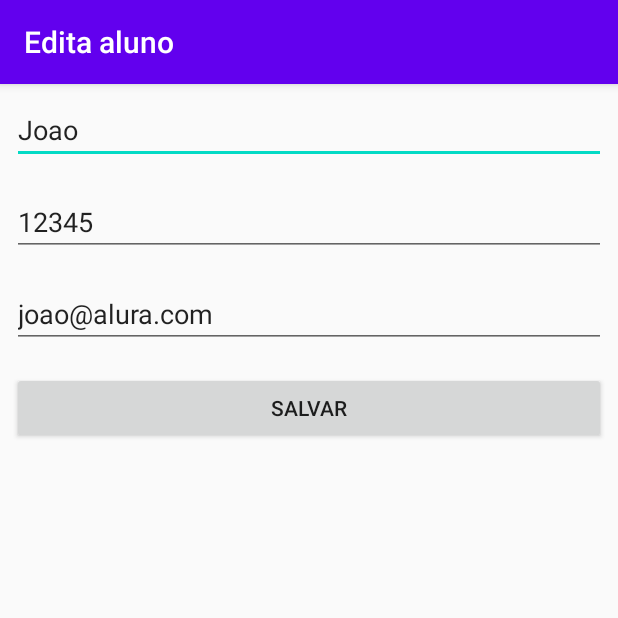
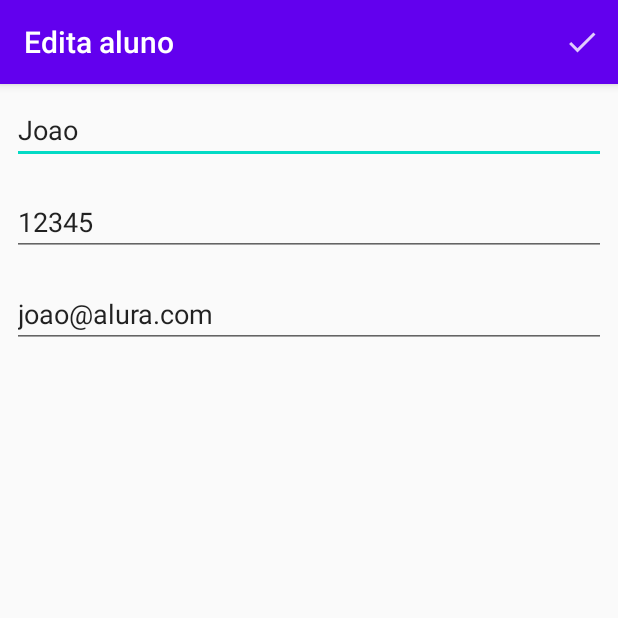
Before and after one commit to joaomrn/Android-Agenda, an Android app: the screen it shows after launch (FormularioAlunoActivity), after a tap on an icon or button, on a phone screen of 412 x 824 dp, the top half of it. Run offline under Robolectric (Android 15) with nearby library versions, the phone set to English and light mode, and no system bars.

Commit message:
Adicionado menu com icone para salvar formulario.

```diff
--- a/Agenda/app/src/main/java/br/com/alura/agenda/ui/activity/FormularioAlunoActivity.java
+++ b/Agenda/app/src/main/java/br/com/alura/agenda/ui/activity/FormularioAlunoActivity.java
@@ -2,9 +2,13 @@ package br.com.alura.agenda.ui.activity;
 
 import android.content.Intent;
 import android.os.Bundle;
+import android.view.Menu;
+import android.view.MenuItem;
 import android.view.View;
 import android.widget.Button;
 import android.widget.EditText;
+
+import androidx.annotation.NonNull;
 import androidx.appcompat.app.AppCompatActivity;
 import br.com.alura.agenda.R;
 import br.com.alura.agenda.dao.AlunoDAO;
@@ -26,8 +30,22 @@ public class FormularioAlunoActivity extends AppCompatActivity {
         super.onCreate(savedInstanceState);
         setContentView(R.layout.activity_formulario_aluno);
         InicializacaoDosCampos();
-        configuraBotaoSalvar();
         carregaAluno();
+    }
+
+    @Override
+    public boolean onCreateOptionsMenu(Menu menu) {
+        getMenuInflater().inflate(R.menu.activity_formulario_aluno_menu, menu);
+        return super.onCreateOptionsMenu(menu);
+    }
+
+    @Override
+    public boolean onOptionsItemSelected(@NonNull MenuItem item) {
+        int itemId = item.getItemId();
+        if (itemId == R.id.activity_formulario_aluno_menu_salvar) {
+            finalizaFormulario();
+        }
+        return super.onOptionsItemSelected(item);
     }
 
     private void carregaAluno() {
@@ -46,16 +64,6 @@ public class FormularioAlunoActivity extends AppCompatActivity {
         campoNome.setText(aluno.getNome());
         campoTelefone.setText(aluno.getTelefone());
         campoEmail.setText(aluno.getEmail());
-    }
-
-    private void configuraBotaoSalvar() {
-        Button botaoSalvar = findViewById(R.id.activity_formulario_aluno_botao_salvar);
-        botaoSalvar.setOnClickListener(new View.OnClickListener() {
-            @Override
-            public void onClick(View view) {
-                finalizaFormulario();
-            }
-        });
     }
 
     private void finalizaFormulario() {
--- a/Agenda/app/src/main/java/br/com/alura/agenda/ui/activity/ListaAlunosActivity.java
+++ b/Agenda/app/src/main/java/br/com/alura/agenda/ui/activity/ListaAlunosActivity.java
@@ -32,6 +32,7 @@ public class ListaAlunosActivity extends AppCompatActivity {
         setTitle(TITULO_APPBAR);
         configuraFabNovoAluno();
         configuraLista();
+
         dao.salvar(new Aluno("Joao", "12345", "joao@alura.com"));
         dao.salvar(new Aluno("Fran", "54321", "fran@alura.com"));
     }
--- /dev/null
+++ b/Agenda/app/src/main/res/drawable-anydpi/ic_action_salvar_aluno.xml
@@ -0,0 +1,11 @@
+<vector xmlns:android="http://schemas.android.com/apk/res/android"
+    android:width="24dp"
+    android:height="24dp"
+    android:viewportWidth="24"
+    android:viewportHeight="24"
+    android:tint="#FFFFFF"
+    android:alpha="0.8">
+    <path
+        android:fillColor="#FF000000"
+        android:pathData="M9,16.2L4.8,12l-1.4,1.4L9,19 21,7l-1.4,-1.4L9,16.2z"/>
+</vector>
--- a/Agenda/app/src/main/res/layout/activity_formulario_aluno.xml
+++ b/Agenda/app/src/main/res/layout/activity_formulario_aluno.xml
@@ -1,8 +1,13 @@
 <?xml version="1.0" encoding="utf-8"?>
-<LinearLayout xmlns:android="http://schemas.android.com/apk/res/android"
+<ScrollView xmlns:android="http://schemas.android.com/apk/res/android"
+    android:layout_width="match_parent"
+    android:layout_height="wrap_content">
+
+<LinearLayout
     android:layout_width="match_parent"
     android:layout_height="match_parent"
     android:orientation="vertical">
+
 
     <EditText android:id="@+id/activity_formulario_aluno_nome"
         android:layout_width="match_parent"
@@ -25,10 +30,7 @@
         android:inputType="textEmailAddress"
         android:layout_height="wrap_content" />
 
-    <Button android:id="@+id/activity_formulario_aluno_botao_salvar"
-        android:layout_width="match_parent"
-        android:layout_margin="8dp"
-        android:text="Salvar"
-        android:layout_height="wrap_content" />
+</LinearLayout>
 
-</LinearLayout>
+
+</ScrollView>
--- /dev/null
+++ b/Agenda/app/src/main/res/menu/activity_formulario_aluno_menu.xml
@@ -0,0 +1,10 @@
+<?xml version="1.0" encoding="utf-8"?>
+<menu xmlns:android="http://schemas.android.com/apk/res/android"
+    xmlns:app="http://schemas.android.com/apk/res-auto">
+
+    <item android:id="@+id/activity_formulario_aluno_menu_salvar"
+        app:showAsAction="always"
+        android:icon="@drawable/ic_action_salvar_aluno"
+        android:title="Salvar o aluno" />
+
+</menu>
--- a/Agenda/app/src/main/res/menu/activity_lista_alunos_menu.xml
+++ b/Agenda/app/src/main/res/menu/activity_lista_alunos_menu.xml
@@ -4,6 +4,4 @@
 
     <item android:id="@+id/activity_lista_alunos_menu_remover"
         android:title="Remover" />
-    <item android:id="@+id/activity_lista_alunos_menu_teste"
-        android:title="Teste" />
 </menu>
```
Also changed, not shown: Agenda/app/src/main/res/drawable-hdpi/ic_action_salvar_aluno.png (added), Agenda/app/src/main/res/drawable-mdpi/ic_action_salvar_aluno.png (added), Agenda/app/src/main/res/drawable-xhdpi/ic_action_salvar_aluno.png (added), Agenda/app/src/main/res/drawable-xxhdpi/ic_action_salvar_aluno.png (added).
